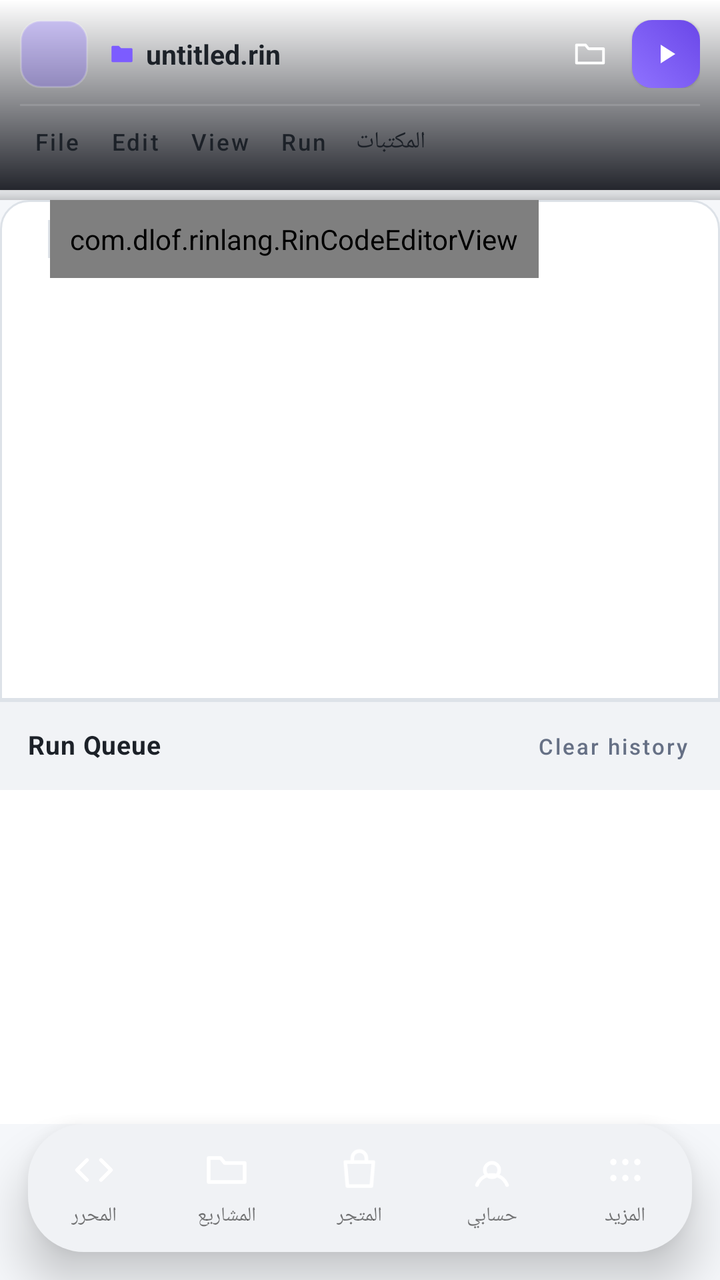
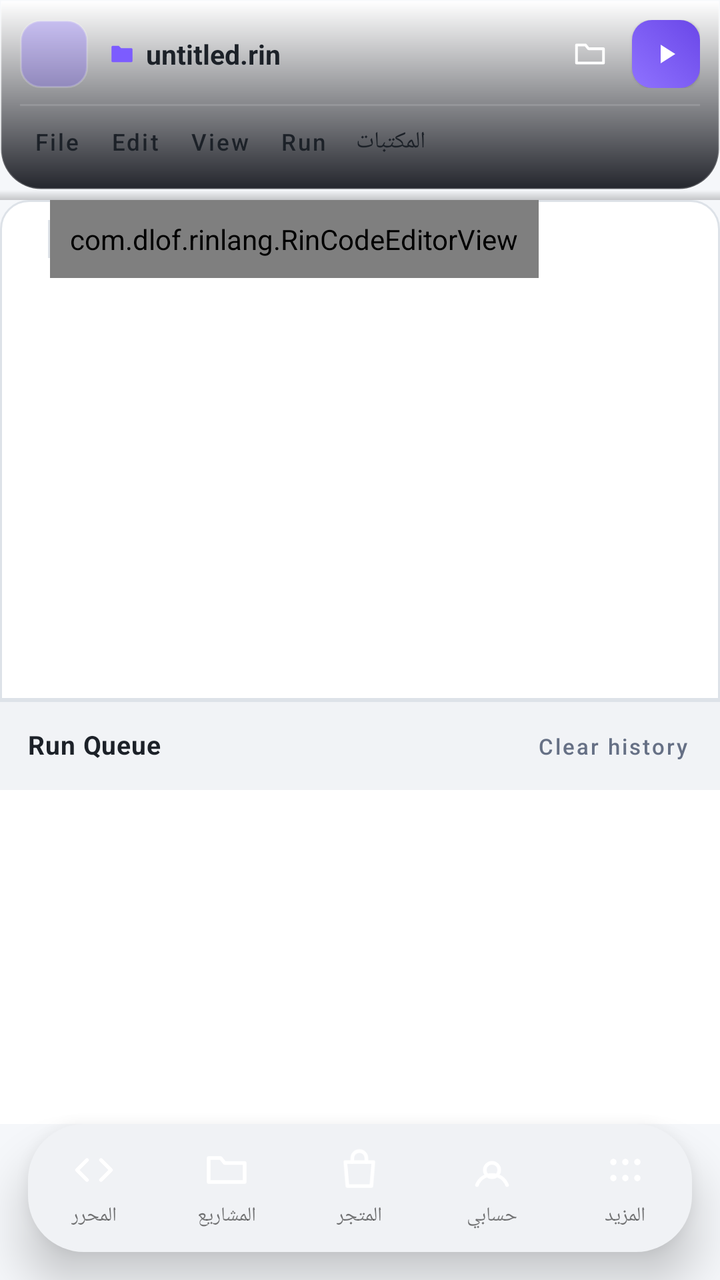

Two renders of the same Android screen: before a commit and after it. Below are the layout's source before the change and the commit's diff.
<!-- AndroidManifest.xml: application theme Theme.RinLang -->
<!-- res/layout/activity_main.xml -->
<?xml version="1.0" encoding="utf-8"?>
<LinearLayout xmlns:android="http://schemas.android.com/apk/res/android"
    xmlns:app="http://schemas.android.com/apk/res-auto"
    android:layout_width="match_parent"
    android:layout_height="match_parent"
    android:orientation="vertical"
    android:background="@color/rin_background">

    
    <LinearLayout
        android:id="@+id/editorToolbarRoot"
        android:layout_width="match_parent"
        android:layout_height="wrap_content"
        android:orientation="vertical"
        android:paddingTop="10dp"
        android:paddingStart="10dp"
        android:paddingEnd="10dp"
        android:paddingBottom="4dp"
        android:background="@drawable/bg_toolbar_gradient"
        android:elevation="3dp">

        
        <LinearLayout
            android:layout_width="match_parent"
            android:layout_height="wrap_content"
            android:orientation="horizontal"
            android:gravity="center_vertical"
            android:paddingBottom="8dp">

            
            <FrameLayout
                android:layout_width="34dp"
                android:layout_height="34dp"
                android:background="@drawable/bg_app_icon_frame">

                <ImageView
                    android:layout_width="match_parent"
                    android:layout_height="match_parent"
                    android:padding="2dp"
                    android:src="@mipmap/ic_launcher_round"
                    android:contentDescription="@string/app_name" />
            </FrameLayout>

            <LinearLayout
                android:layout_width="0dp"
                android:layout_height="wrap_content"
                android:layout_weight="1"
                android:layout_marginStart="10dp"
                android:orientation="horizontal"
                android:gravity="center_vertical">

                <ImageView
                    android:layout_width="14dp"
                    android:layout_height="14dp"
                    android:layout_marginEnd="5dp"
                    android:src="@drawable/ic_folder_solid"
                    android:tint="@color/rin_accent"
                    android:contentDescription="@null" />

                <TextView
                    android:id="@+id/txtFileName"
                    android:layout_width="0dp"
                    android:layout_height="wrap_content"
                    android:layout_weight="1"
                    android:text="@string/file_unsaved"
                    android:textColor="@color/rin_on_toolbar"
                    android:textSize="13.5sp"
                    android:textStyle="bold"
                    android:ellipsize="middle"
                    android:singleLine="true" />
            </LinearLayout>

            <ProgressBar
                android:id="@+id/progressRunning"
                style="?android:attr/progressBarStyleSmall"
                android:layout_width="16dp"
                android:layout_height="16dp"
                android:layout_marginEnd="8dp"
                android:visibility="gone" />

            <ImageButton
                android:id="@+id/btnProjects"
                android:layout_width="30dp"
                android:layout_height="30dp"
                android:padding="6dp"
                android:layout_marginEnd="6dp"
                android:src="@drawable/ic_projects"
                android:contentDescription="@string/desc_projects_quick"
                android:background="@drawable/bg_icon_btn" />

            <ImageButton
                android:id="@+id/btnRun"
                android:layout_width="34dp"
                android:layout_height="34dp"
                android:padding="8dp"
                android:src="@drawable/ic_run"
                android:contentDescription="@string/desc_run_quick"
                android:background="@drawable/bg_run_button_premium"
                android:elevation="1dp" />
        </LinearLayout>

        
        <View
            android:layout_width="match_parent"
            android:layout_height="1dp"
            android:background="@color/rin_menubar_divider"
            android:layout_marginBottom="4dp" />

        
        <LinearLayout
            android:id="@+id/editorMenuRow"
            android:layout_width="match_parent"
            android:layout_height="wrap_content"
            android:orientation="horizontal"
            android:paddingBottom="6dp"
            android:gravity="center_vertical">

            <Button
                android:id="@+id/btnMenuFile"
                android:layout_width="wrap_content"
                android:layout_height="28dp"
                android:layout_marginEnd="2dp"
                android:minWidth="0dp"
                android:minHeight="0dp"
                android:insetTop="0dp"
                android:insetBottom="0dp"
                android:text="@string/menu_file"
                android:textAllCaps="false"
                android:textSize="11.5sp"
                android:paddingStart="7dp"
                android:paddingEnd="6dp"
                android:drawableStart="@drawable/ic_menu_file"
                android:drawableEnd="@drawable/ic_dropdown"
                android:drawablePadding="5dp"
                android:background="@drawable/bg_menubar_btn"
                android:textColor="@color/rin_on_toolbar" />

            <Button
                android:id="@+id/btnMenuEdit"
                android:layout_width="wrap_content"
                android:layout_height="28dp"
                android:layout_marginEnd="2dp"
                android:minWidth="0dp"
                android:minHeight="0dp"
                android:insetTop="0dp"
                android:insetBottom="0dp"
                android:text="@string/menu_edit"
                android:textAllCaps="false"
                android:textSize="11.5sp"
                android:paddingStart="7dp"
                android:paddingEnd="6dp"
                android:drawableStart="@drawable/ic_menu_edit"
                android:drawableEnd="@drawable/ic_dropdown"
                android:drawablePadding="5dp"
                android:background="@drawable/bg_menubar_btn"
                android:textColor="@color/rin_on_toolbar" />

            <Button
                android:id="@+id/btnMenuView"
                android:layout_width="wrap_content"
                android:layout_height="28dp"
                android:layout_marginEnd="2dp"
                android:minWidth="0dp"
                android:minHeight="0dp"
                android:insetTop="0dp"
                android:insetBottom="0dp"
                android:text="@string/menu_view"
                android:textAllCaps="false"
                android:textSize="11.5sp"
                android:paddingStart="7dp"
                android:paddingEnd="6dp"
                android:drawableStart="@drawable/ic_menu_view"
                android:drawableEnd="@drawable/ic_dropdown"
                android:drawablePadding="5dp"
                android:background="@drawable/bg_menubar_btn"
                android:textColor="@color/rin_on_toolbar" />

            <Button
                android:id="@+id/btnMenuRun"
                android:layout_width="wrap_content"
                android:layout_height="28dp"
                android:layout_marginEnd="2dp"
                android:minWidth="0dp"
                android:minHeight="0dp"
                android:insetTop="0dp"
                android:insetBottom="0dp"
                android:text="@string/menu_run"
                android:textAllCaps="false"
                android:textSize="11.5sp"
                android:paddingStart="7dp"
                android:paddingEnd="6dp"
                android:drawableStart="@drawable/ic_menu_run"
                android:drawableEnd="@drawable/ic_dropdown"
                android:drawablePadding="5dp"
                android:background="@drawable/bg_menubar_btn"
                android:textColor="@color/rin_on_toolbar" />

            <Button
                android:id="@+id/btnMenuLibraries"
                android:layout_width="wrap_content"
                android:layout_height="28dp"
                android:minWidth="0dp"
                android:minHeight="0dp"
                android:insetTop="0dp"
                android:insetBottom="0dp"
                android:text="@string/menu_file_libraries"
                android:textAllCaps="false"
                android:textSize="11.5sp"
                android:paddingStart="7dp"
                android:paddingEnd="7dp"
                android:drawableStart="@drawable/ic_menu_libraries"
                android:drawablePadding="5dp"
                android:background="@drawable/bg_menubar_btn"
                android:textColor="@color/rin_on_toolbar" />

            <View
                android:layout_width="0dp"
                android:layout_height="1dp"
                android:layout_weight="1" />

            <TextView
                android:id="@+id/txtEngineVersion"
                android:layout_width="wrap_content"
                android:layout_height="wrap_content"
                android:textColor="@color/rin_editor_hint"
                android:textSize="10sp" />
        </LinearLayout>

        
        <LinearLayout
            android:id="@+id/findBar"
            android:layout_width="match_parent"
            android:layout_height="wrap_content"
            android:orientation="horizontal"
            android:paddingBottom="6dp"
            android:gravity="center_vertical"
            android:visibility="gone">

            <EditText
                android:id="@+id/txtFind"
                android:layout_width="0dp"
                android:layout_height="32dp"
                android:layout_weight="1"
                android:background="@drawable/bg_toolbar_btn_ghost"
                android:paddingStart="10dp"
                android:paddingEnd="10dp"
                android:hint="@string/find_hint"
                android:textColorHint="@color/rin_editor_hint"
                android:textColor="@color/rin_on_toolbar"
                android:textSize="12.5sp"
                android:singleLine="true"
                android:layout_marginEnd="4dp" />

            <EditText
                android:id="@+id/txtReplace"
                android:layout_width="0dp"
                android:layout_height="32dp"
                android:layout_weight="1"
                android:background="@drawable/bg_toolbar_btn_ghost"
                android:paddingStart="10dp"
                android:paddingEnd="10dp"
                android:hint="@string/replace_hint"
                android:textColorHint="@color/rin_editor_hint"
                android:textColor="@color/rin_on_toolbar"
                android:textSize="12.5sp"
                android:singleLine="true"
                android:layout_marginEnd="4dp" />

            <TextView
                android:id="@+id/txtFindCount"
                android:layout_width="wrap_content"
                android:layout_height="wrap_content"
                android:layout_marginEnd="4dp"
                android:textSize="10.5sp"
                android:textColor="@color/rin_editor_hint" />

            <ImageButton
                android:id="@+id/btnFindCase"
                android:layout_width="28dp"
                android:layout_height="28dp"
                android:layout_marginEnd="2dp"
                android:padding="5dp"
                android:src="@drawable/ic_menu_edit"
                android:contentDescription="@string/find_case_sensitive_desc"
                android:background="@drawable/bg_toolbar_btn_ghost" />

            <Button
                android:id="@+id/btnFindPrev"
                android:layout_width="wrap_content"
                android:layout_height="30dp"
                android:minWidth="0dp"
                android:minHeight="0dp"
                android:insetTop="0dp"
                android:insetBottom="0dp"
                android:text="@string/btn_find_prev"
                android:textAllCaps="false"
                android:textSize="11sp"
                android:paddingStart="7dp"
                android:paddingEnd="7dp"
                android:background="@drawable/bg_toolbar_btn_ghost"
                android:textColor="@color/rin_on_toolbar" />

            <Button
                android:id="@+id/btnFindNext"
                android:layout_width="wrap_content"
                android:layout_height="30dp"
                android:minWidth="0dp"
                android:minHeight="0dp"
                android:insetTop="0dp"
                android:insetBottom="0dp"
                android:text="@string/btn_find_next"
                android:textAllCaps="false"
                android:textSize="11sp"
                android:paddingStart="7dp"
                android:paddingEnd="7dp"
                android:background="@drawable/bg_toolbar_btn_ghost"
                android:textColor="@color/rin_on_toolbar" />

            <Button
                android:id="@+id/btnReplaceOne"
                android:layout_width="wrap_content"
                android:layout_height="30dp"
                android:minWidth="0dp"
                android:minHeight="0dp"
                android:insetTop="0dp"
                android:insetBottom="0dp"
                android:text="@string/btn_replace_one"
                android:textAllCaps="false"
                android:textSize="11sp"
                android:paddingStart="7dp"
                android:paddingEnd="7dp"
                android:background="@drawable/bg_toolbar_btn_ghost"
                android:textColor="@color/rin_on_toolbar" />

            <Button
                android:id="@+id/btnReplaceAll"
                android:layout_width="wrap_content"
                android:layout_height="30dp"
                android:minWidth="0dp"
                android:minHeight="0dp"
                android:insetTop="0dp"
                android:insetBottom="0dp"
                android:text="@string/btn_replace_all"
                android:textAllCaps="false"
                android:textSize="11sp"
                android:paddingStart="7dp"
                android:paddingEnd="7dp"
                android:background="@drawable/bg_toolbar_btn_ghost"
                android:textColor="@color/rin_on_toolbar" />

            <ImageButton
                android:id="@+id/btnFindClose"
                android:layout_width="28dp"
                android:layout_height="28dp"
                android:layout_marginStart="2dp"
                android:padding="6dp"
                android:src="@drawable/ic_close"
                android:contentDescription="@string/find_close_desc"
                android:background="@drawable/bg_toolbar_btn_ghost" />
        </LinearLayout>
    </LinearLayout>

    <View
        android:layout_width="match_parent"
        android:layout_height="5dp"
        android:background="@drawable/bg_toolbar_shadow" />

    
    <LinearLayout
        android:layout_width="match_parent"
        android:layout_height="0dp"
        android:layout_weight="3"
        android:orientation="vertical"
        android:background="@drawable/bg_editor_surface"
        android:layout_marginStart="0dp"
        android:layout_marginEnd="0dp">

        <ScrollView
            android:id="@+id/scrollEditor"
            android:layout_width="match_parent"
            android:layout_height="match_parent"
            android:scrollbars="vertical"
            android:overScrollMode="never">

            <LinearLayout
                android:layout_width="match_parent"
                android:layout_height="wrap_content"
                android:orientation="horizontal">

                <TextView
                    android:id="@+id/txtLineNumbers"
                    android:layout_width="wrap_content"
                    android:layout_height="wrap_content"
                    android:background="@android:color/transparent"
                    android:fontFamily="monospace"
                    android:textColor="@color/rin_linenum_text"
                    android:textSize="11sp"
                    android:lineSpacingMultiplier="1.15"
                    android:includeFontPadding="false"
                    android:gravity="end|top"
                    android:paddingTop="10dp"
                    android:paddingBottom="10dp"
                    android:paddingStart="10dp"
                    android:paddingEnd="6dp"
                    android:minWidth="24dp" />

                <View
                    android:layout_width="1dp"
                    android:layout_height="match_parent"
                    android:layout_marginTop="10dp"
                    android:layout_marginBottom="10dp"
                    android:background="@color/rin_divider" />

                
                <HorizontalScrollView
                    android:layout_width="0dp"
                    android:layout_height="wrap_content"
                    android:layout_weight="1"
                    android:layoutDirection="ltr"
                    android:scrollbars="horizontal"
                    android:overScrollMode="never">

                    
                    <com.dlof.rinlang.RinCodeEditorView
                        android:id="@+id/editCode"
                        android:layout_width="wrap_content"
                        android:layout_height="wrap_content"
                        android:layoutDirection="ltr"
                        android:background="@android:color/transparent"
                        android:paddingStart="10dp"
                        android:paddingEnd="10dp"
                        android:paddingTop="10dp"
                        android:paddingBottom="10dp" />
                </HorizontalScrollView>
            </LinearLayout>
        </ScrollView>
    </LinearLayout>

    <View
        android:layout_width="match_parent"
        android:layout_height="1dp"
        android:background="@color/rin_divider" />

    
    <LinearLayout
        android:id="@+id/editorConsoleRoot"
        android:layout_width="match_parent"
        android:layout_height="wrap_content"
        android:orientation="horizontal"
        android:paddingStart="14dp"
        android:paddingEnd="8dp"
        android:paddingTop="8dp"
        android:paddingBottom="8dp"
        android:background="@color/rin_console_header">

        <TextView
            android:layout_width="0dp"
            android:layout_height="wrap_content"
            android:layout_weight="1"
            android:text="@string/console_title"
            android:textColor="@color/rin_on_toolbar"
            android:textSize="13sp"
            android:letterSpacing="0.02"
            android:textStyle="bold" />

        <Button
            android:id="@+id/btnClearConsole"
            android:layout_width="wrap_content"
            android:layout_height="28dp"
            android:minWidth="0dp"
            android:minHeight="0dp"
            android:insetTop="0dp"
            android:insetBottom="0dp"
            android:text="@string/action_clear_console"
            android:textAllCaps="false"
            android:textSize="11sp"
            android:paddingStart="8dp"
            android:paddingEnd="8dp"
            android:drawableStart="@drawable/ic_delete"
            android:drawablePadding="5dp"
            android:background="@drawable/bg_toolbar_btn_ghost"
            android:textColor="@color/rin_editor_hint" />
    </LinearLayout>

    
    <androidx.recyclerview.widget.RecyclerView
        android:id="@+id/rvJobs"
        android:layout_width="match_parent"
        android:layout_height="0dp"
        android:layout_weight="2"
        android:background="@color/rin_console_bg"
        android:clipToPadding="false"
        android:paddingTop="4dp"
        android:paddingBottom="10dp" />

    <include layout="@layout/bottom_nav_bar" />

</LinearLayout>
<!-- res/layout/bottom_nav_bar.xml (included above) -->
<?xml version="1.0" encoding="utf-8"?>
<FrameLayout xmlns:android="http://schemas.android.com/apk/res/android"
    android:id="@+id/bottomNavBar"
    android:layout_width="match_parent"
    android:layout_height="64dp"
    android:layout_marginStart="14dp"
    android:layout_marginEnd="14dp"
    android:layout_marginBottom="14dp"
    android:background="@drawable/bg_bottom_nav_floating"
    android:elevation="14dp">

    
    <View
        android:id="@+id/bottomNavIndicator"
        android:layout_width="0dp"
        android:layout_height="40dp"
        android:layout_gravity="center_vertical|start"
        android:layout_marginStart="8dp"
        android:elevation="3dp"
        android:background="@drawable/bg_bottom_nav_pill" />

    <LinearLayout
        android:layout_width="match_parent"
        android:layout_height="match_parent"
        android:orientation="horizontal">

        <LinearLayout
            android:id="@+id/navEditor"
            android:layout_width="0dp"
            android:layout_height="match_parent"
            android:layout_weight="1"
            android:orientation="vertical"
            android:gravity="center"
            android:background="@drawable/bg_bottom_nav_item"
            android:clickable="true"
            android:focusable="true"
            android:minWidth="48dp">

            <ImageView
                android:id="@+id/navEditorIcon"
                android:layout_width="24dp"
                android:layout_height="24dp"
                android:src="@drawable/ic_nav_editor"
                android:contentDescription="@string/nav_editor" />

            <TextView
                android:id="@+id/navEditorText"
                android:layout_width="wrap_content"
                android:layout_height="wrap_content"
                android:layout_marginTop="4dp"
                android:text="@string/nav_editor"
                android:textSize="10sp" />
        </LinearLayout>

        <LinearLayout
            android:id="@+id/navProjects"
            android:layout_width="0dp"
            android:layout_height="match_parent"
            android:layout_weight="1"
            android:orientation="vertical"
            android:gravity="center"
            android:background="@drawable/bg_bottom_nav_item"
            android:clickable="true"
            android:focusable="true"
            android:minWidth="48dp">

            <ImageView
                android:id="@+id/navProjectsIcon"
                android:layout_width="24dp"
                android:layout_height="24dp"
                android:src="@drawable/ic_projects"
                android:contentDescription="@string/nav_projects" />

            <TextView
                android:id="@+id/navProjectsText"
                android:layout_width="wrap_content"
                android:layout_height="wrap_content"
                android:layout_marginTop="4dp"
                android:text="@string/nav_projects"
                android:textSize="10sp" />
        </LinearLayout>

        <LinearLayout
            android:id="@+id/navStore"
            android:layout_width="0dp"
            android:layout_height="match_parent"
            android:layout_weight="1"
            android:orientation="vertical"
            android:gravity="center"
            android:background="@drawable/bg_bottom_nav_item"
            android:clickable="true"
            android:focusable="true"
            android:minWidth="48dp">

            <ImageView
                android:id="@+id/navStoreIcon"
                android:layout_width="24dp"
                android:layout_height="24dp"
                android:src="@drawable/ic_nav_store"
                android:contentDescription="@string/nav_store" />

            <TextView
                android:id="@+id/navStoreText"
                android:layout_width="wrap_content"
                android:layout_height="wrap_content"
                android:layout_marginTop="4dp"
                android:text="@string/nav_store"
                android:textSize="10sp" />
        </LinearLayout>

        <LinearLayout
            android:id="@+id/navProfile"
            android:layout_width="0dp"
            android:layout_height="match_parent"
            android:layout_weight="1"
            android:orientation="vertical"
            android:gravity="center"
            android:background="@drawable/bg_bottom_nav_item"
            android:clickable="true"
            android:focusable="true"
            android:minWidth="48dp">

            <ImageView
                android:id="@+id/navProfileIcon"
                android:layout_width="24dp"
                android:layout_height="24dp"
                android:src="@drawable/ic_nav_profile"
                android:contentDescription="@string/nav_profile" />

            <TextView
                android:id="@+id/navProfileText"
                android:layout_width="wrap_content"
                android:layout_height="wrap_content"
                android:layout_marginTop="4dp"
                android:text="@string/nav_profile"
                android:textSize="10sp" />
        </LinearLayout>

        <LinearLayout
            android:id="@+id/navMore"
            android:layout_width="0dp"
            android:layout_height="match_parent"
            android:layout_weight="1"
            android:orientation="vertical"
            android:gravity="center"
            android:background="@drawable/bg_bottom_nav_item"
            android:clickable="true"
            android:focusable="true"
            android:minWidth="48dp">

            <ImageView
                android:id="@+id/navMoreIcon"
                android:layout_width="24dp"
                android:layout_height="24dp"
                android:src="@drawable/ic_nav_more"
                android:contentDescription="@string/nav_more" />

            <TextView
                android:id="@+id/navMoreText"
                android:layout_width="wrap_content"
                android:layout_height="wrap_content"
                android:layout_marginTop="4dp"
                android:text="@string/nav_more"
                android:textSize="10sp" />
        </LinearLayout>

    </LinearLayout>
</FrameLayout>
<!-- resources referenced by this layout -->
<resources>
  <color name="rin_accent">#7C5CFF</color>
  <color name="rin_background">#F5F7FA</color>
  <color name="rin_console_bg">#FFFFFF</color>
  <color name="rin_console_header">#F1F3F6</color>
  <color name="rin_divider">#DDE2E8</color>
  <color name="rin_editor_hint">#667085</color>
  <color name="rin_linenum_text">#8A7FA0</color>
  <color name="rin_menubar_divider">#20FFFFFF</color>
  <color name="rin_on_toolbar">#1C2128</color>
  <!-- drawable bg_bottom_nav_floating (drawable) -->
  <?xml version="1.0" encoding="utf-8"?>
  <shape xmlns:android="http://schemas.android.com/apk/res/android" android:shape="rectangle">
      <solid android:color="@color/rin_toolbar_bottom" />
      <corners android:radius="28dp" />
  </shape>
  <!-- drawable bg_toolbar_gradient (drawable) -->
  <?xml version="1.0" encoding="utf-8"?>
  <shape xmlns:android="http://schemas.android.com/apk/res/android" android:shape="rectangle">
      <gradient
          android:angle="90"
          android:startColor="@color/rin_toolbar_gradient_top"
          android:endColor="@color/rin_toolbar_gradient_bottom" />
  </shape>
  <!-- drawable bg_toolbar_shadow (drawable) -->
  <?xml version="1.0" encoding="utf-8"?>
  <shape xmlns:android="http://schemas.android.com/apk/res/android" android:shape="rectangle">
      <gradient
          android:angle="90"
          android:startColor="@color/rin_toolbar_shadow"
          android:endColor="@android:color/transparent" />
  </shape>
  <!-- mipmap ic_launcher_round (mipmap-anydpi-v26) -->
  <?xml version="1.0" encoding="utf-8"?>
  <adaptive-icon xmlns:android="http://schemas.android.com/apk/res/android">
      <background android:drawable="@drawable/ic_launcher_background" />
      <foreground android:drawable="@mipmap/ic_launcher_foreground" />
  </adaptive-icon>
  <string name="action_clear_console">Clear history</string>
  <string name="app_name">RinStudio</string>
  <string name="btn_find_next">Next</string>
  <string name="btn_find_prev">Prev</string>
  <string name="btn_replace_all">All</string>
  <string name="btn_replace_one">Replace</string>
  <string name="console_title">Run Queue</string>
  <string name="desc_projects_quick">Projects</string>
  <string name="desc_run_quick">Run</string>
  <string name="file_unsaved">untitled.rin</string>
  <string name="find_case_sensitive_desc">Toggle case-sensitive search</string>
  <string name="find_close_desc">Close find bar</string>
  <string name="find_hint">Find…</string>
  <string name="menu_edit">Edit</string>
  <string name="menu_file">File</string>
  <string name="menu_file_libraries">المكتبات</string>
  <string name="menu_run">Run</string>
  <string name="menu_view">View</string>
  <string name="nav_editor">المحرر</string>
  <string name="nav_more">المزيد</string>
  <string name="nav_profile">حسابي</string>
  <string name="nav_projects">المشاريع</string>
  <string name="nav_store">المتجر</string>
  <string name="replace_hint">Replace with…</string>
  <color name="rin_accent_border_subtle">#4D7C5CFF</color>
  <color name="rin_app_icon_border">#33FFFFFF</color>
  <color name="rin_toolbar_bottom">#F0F2F5</color>
  <color name="rin_ghost_ripple">#22000000</color>
  <color name="rin_run_gradient_start">#8F72FF</color>
  <color name="rin_accent_pressed">#6A47E8</color>
  <color name="rin_editor_bg">#FFFFFF</color>
  <color name="rin_editor_surface_border">#DDE2E8</color>
  <color name="rin_run_gradient_end">#6A47E8</color>
  <color name="rin_toolbar_gradient_top">#24262D</color>
  <color name="rin_toolbar_gradient_bottom">#FFFFFF</color>
  <color name="rin_toolbar_shadow">#33000000</color>
  <color name="rin_toolbar">#FFFFFF</color>
  <!-- unchanged entries left out for length: 25 -->
</resources>

<!-- the commit's change to res/layout/activity_main.xml (unified diff, before → after) -->
@@ -16,8 +16,8 @@
         android:paddingStart="10dp"
         android:paddingEnd="10dp"
         android:paddingBottom="4dp"
-        android:background="@drawable/bg_toolbar_gradient"
-        android:elevation="3dp">
+        android:background="@drawable/bg_toolbar_card"
+        android:elevation="6dp">
 
         
         <LinearLayout
@@ -70,13 +70,14 @@
                     android:singleLine="true" />
             </LinearLayout>
 
-            <ProgressBar
+            
+            <com.dlof.rinlang.RinSpinner
                 android:id="@+id/progressRunning"
-                style="?android:attr/progressBarStyleSmall"
-                android:layout_width="16dp"
-                android:layout_height="16dp"
+                android:layout_width="18dp"
+                android:layout_height="18dp"
                 android:layout_marginEnd="8dp"
-                android:visibility="gone" />
+                android:visibility="gone"
+                app:rinSpinnerStrokeWidth="2.5dp" />
 
             <ImageButton
                 android:id="@+id/btnProjects"
<!-- resource entries referenced after the edit -->
@@ -15,13 +15,18 @@
       <solid android:color="@color/rin_toolbar_bottom" />
       <corners android:radius="28dp" />
   </shape>
-  <!-- drawable bg_toolbar_gradient (drawable) -->
+  <!-- drawable bg_toolbar_card (drawable) -->
   <?xml version="1.0" encoding="utf-8"?>
   <shape xmlns:android="http://schemas.android.com/apk/res/android" android:shape="rectangle">
       <gradient
           android:angle="90"
           android:startColor="@color/rin_toolbar_gradient_top"
           android:endColor="@color/rin_toolbar_gradient_bottom" />
+      <corners
+          android:bottomLeftRadius="20dp"
+          android:bottomRightRadius="20dp" />
+      
+      <stroke android:width="1dp" android:color="@color/rin_app_icon_border" />
   </shape>
   <!-- drawable bg_toolbar_shadow (drawable) -->
   <?xml version="1.0" encoding="utf-8"?>
